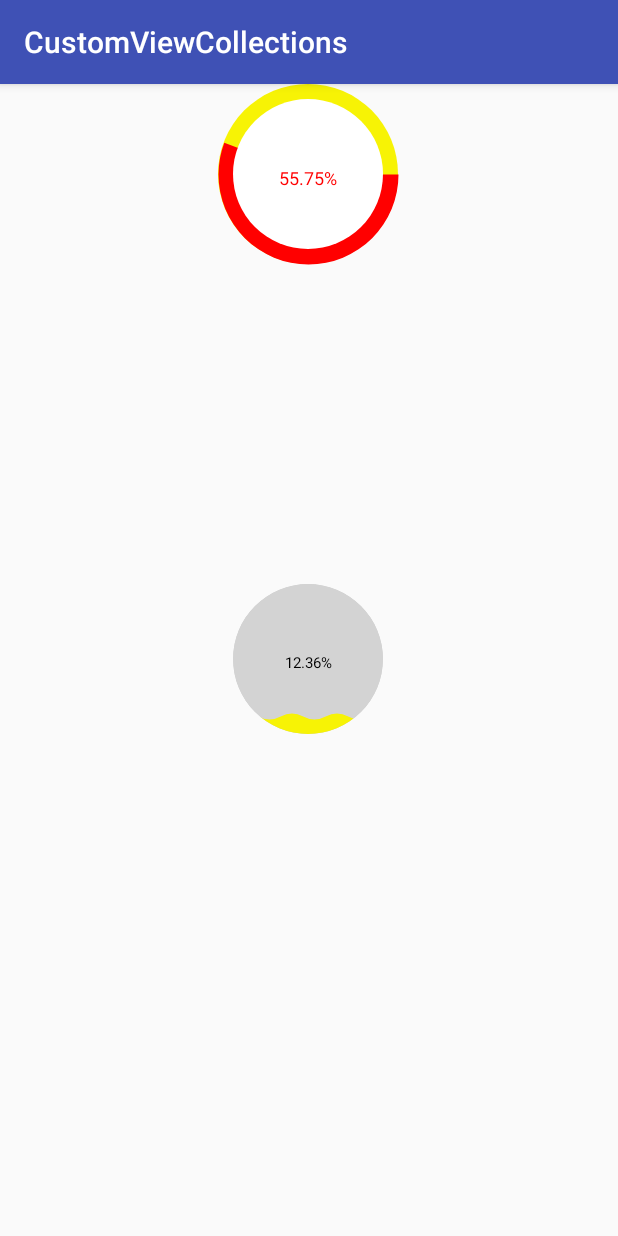
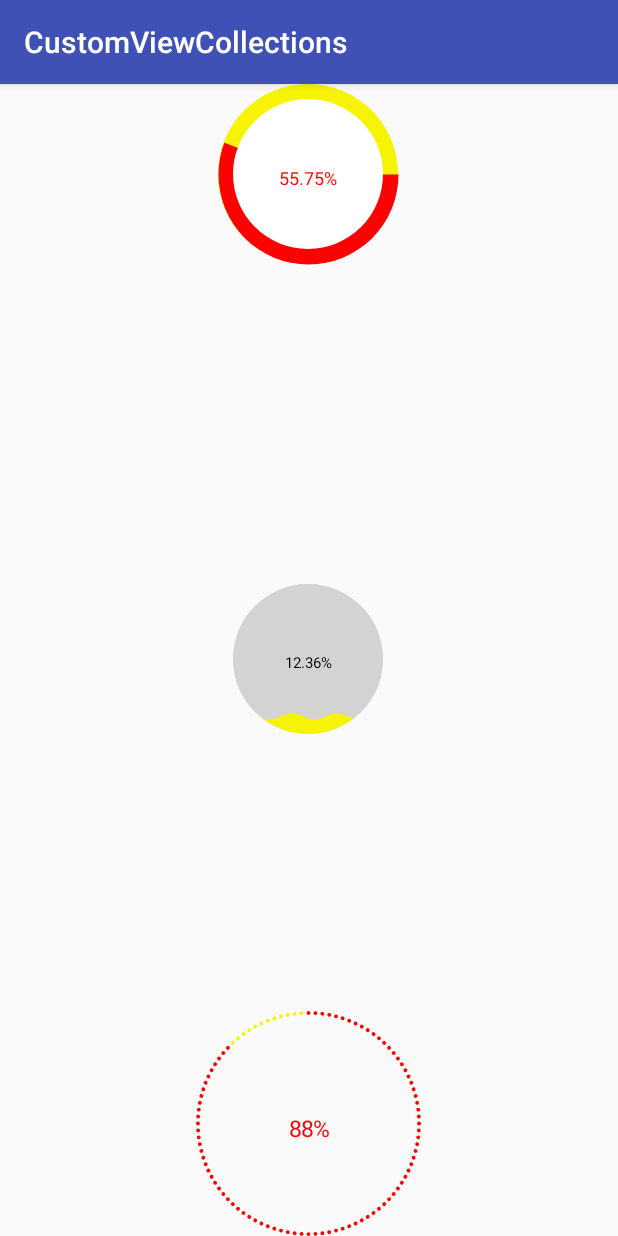
Before and after one commit to ckwcc/CustomViewCollections, an Android app: the LevelViewActivity screen opened directly, with no data from a screen before it, on a phone screen of 412 x 824 dp. Run offline under Robolectric (Android 15) with nearby library versions, the phone set to English and light mode, and no system bars.

Commit message:
new:添加CirclePointView,并更新README

```diff
--- /dev/null
+++ b/app/src/main/java/com/ckw/customviewcollections/level_view/CirclePointView.kt
@@ -0,0 +1,134 @@
+package com.ckw.customviewcollections.level_view
+
+import android.content.Context
+import android.graphics.Canvas
+import android.graphics.Color
+import android.graphics.Paint
+import android.util.AttributeSet
+import android.view.View
+import com.ckw.customviewcollections.R
+
+/**
+ * Created by ckw
+ * on 2018/6/22.
+ */
+class CirclePointView : View {
+
+    /*
+   * 控件整体的宽高
+   * */
+    private var mWidth = 0f
+    private var mHeight = 0f
+
+    private var mPointPaint: Paint? = null
+    private var mDefaultColor = Color.RED
+    private var mSelectedColor = Color.BLACK
+
+    private var mOuterCircleRadius = 100f
+    private var mPointRadius = 0f
+
+    private var mPercent = 0
+
+    private var mTextSize = 30f
+    private var mTextPaint: Paint? = null
+    private var mTextColor = Color.BLACK
+
+    constructor(context: Context?) : this(context,null)
+    constructor(context: Context?, attrs: AttributeSet?) : this(context, attrs,0)
+    constructor(context: Context?, attrs: AttributeSet?, defStyleAttr: Int) : super(context, attrs, defStyleAttr){
+        init(context!!,attrs!!)
+    }
+
+    private fun init(context: Context, attrs: AttributeSet) {
+        val typedArray = context.obtainStyledAttributes(attrs, R.styleable.CirclePointView)
+        mDefaultColor = typedArray.getColor(R.styleable.CirclePointView_circlePointDefColor,mDefaultColor)
+        mSelectedColor = typedArray.getColor(R.styleable.CirclePointView_circlePointAchieveColor,mSelectedColor)
+        mTextColor = typedArray.getColor(R.styleable.CirclePointView_circlePointTextColor,mTextColor)
+        mTextSize = typedArray.getDimension(R.styleable.CirclePointView_circlePointTextSize,mTextSize)
+        mPercent = typedArray.getInteger(R.styleable.CirclePointView_circlePointAchievePercent,mPercent)
+
+        mPointPaint = Paint(Paint.ANTI_ALIAS_FLAG)
+        mPointPaint!!.style = Paint.Style.FILL
+        mPointPaint!!.color = mSelectedColor
+
+        mTextPaint = Paint(Paint.ANTI_ALIAS_FLAG)
+        mTextPaint!!.style = Paint.Style.STROKE
+        mTextPaint!!.color = mTextColor
+        mTextPaint!!.textSize = mTextSize
+
+        typedArray.recycle()
+    }
+
+    override fun onMeasure(widthMeasureSpec: Int, heightMeasureSpec: Int) {
+        super.onMeasure(widthMeasureSpec, heightMeasureSpec)
+        val widthMode = MeasureSpec.getMode(widthMeasureSpec)
+        val heightMode = MeasureSpec.getMode(heightMeasureSpec)
+        val measureWidth = MeasureSpec.getSize(widthMeasureSpec)
+        val measureHeight = MeasureSpec.getSize(heightMeasureSpec)
+
+        when(widthMode){
+            MeasureSpec.EXACTLY ->{
+                mWidth = Math.min(measureWidth,measureHeight).toFloat()
+                mHeight = Math.min(measureWidth,measureHeight).toFloat()
+                setMeasuredDimension(mWidth.toInt(),mHeight.toInt())
+            }
+
+            MeasureSpec.AT_MOST -> {
+                mWidth = mOuterCircleRadius * 2
+                mHeight = mOuterCircleRadius * 2
+                setMeasuredDimension(mWidth.toInt(),mHeight.toInt())
+            }
+
+            MeasureSpec.UNSPECIFIED -> {
+
+            }
+        }
+    }
+
+    override fun onSizeChanged(w: Int, h: Int, oldw: Int, oldh: Int) {
+        super.onSizeChanged(w, h, oldw, oldh)
+        mWidth = w.toFloat()
+        mHeight = w.toFloat()
+    }
+
+    override fun onDraw(canvas: Canvas?) {
+        super.onDraw(canvas)
+
+        mOuterCircleRadius = mWidth.div(2)
+        //按照公式应该是0.9,360/200 = 1.8 每个圆占1.8度，1.8/2 = 0.9画出来圆点间隔有点大，就用了1.0
+        val sin1 = Math.sin(Math.toRadians(1.0))
+        mPointRadius = (sin1 * mOuterCircleRadius / (1 + sin1)).toFloat()
+
+        mPointPaint!!.color = mSelectedColor
+        for (index in 0 until mPercent){
+            canvas!!.drawCircle(mOuterCircleRadius,mPointRadius,mPointRadius,mPointPaint)
+            canvas.rotate(3.6f,mOuterCircleRadius,mOuterCircleRadius)
+        }
+
+        mPointPaint!!.color = mDefaultColor
+        for (index in mPercent until 100){
+            canvas!!.drawCircle(mOuterCircleRadius,mPointRadius,mPointRadius,mPointPaint)
+            canvas.rotate(3.6f,mOuterCircleRadius,mOuterCircleRadius)
+        }
+
+        val text = mPercent.toString().plus("%")
+        val textWidth = mTextPaint!!.measureText(text)
+        val textHeight = getFontHeight(mTextPaint!!)
+        canvas!!.drawText(text,
+                mOuterCircleRadius - textWidth.div(2),
+                mOuterCircleRadius + textHeight.div(2),
+                mTextPaint!!)
+    }
+
+    fun setAchievePercent(percent: Int) {
+        mPercent = percent
+        invalidate()
+    }
+
+    private fun getFontHeight(paint: Paint): Float {
+        val fm = paint.fontMetrics
+        return fm.descent - fm.ascent
+    }
+
+
+}
--- a/app/src/main/java/com/ckw/customviewcollections/level_view/CircleVerticalView.kt
+++ b/app/src/main/java/com/ckw/customviewcollections/level_view/CircleVerticalView.kt
@@ -138,7 +138,7 @@ class CircleVerticalView : View{
         val centerX = mWidth.div(2).toFloat()
         val centerY = mHeight.div(2).toFloat()
 
-        var text = String.format("%.2f",mProgressHeight.div(mViewRadius * 2) * 100).plus("%")
+        val text = String.format("%.2f",mProgressHeight.div(mViewRadius * 2) * 100).plus("%")
         val textWidth = mTextPaint!!.measureText(text)
         val textHeight = getFontHeight(mTextPaint!!)
         canvas!!.drawText(text,
--- a/app/src/main/java/com/ckw/customviewcollections/level_view/LevelViewActivity.kt
+++ b/app/src/main/java/com/ckw/customviewcollections/level_view/LevelViewActivity.kt
@@ -26,5 +26,8 @@ class LevelViewActivity : AppCompatActivity() {
         val circleVerticalView = findViewById<CircleVerticalView>(R.id.circle_vertical_view)
         circleVerticalView.setVerticalProgress(50f)
         circleVerticalView.start()
+
+        val circlePointView = findViewById<CirclePointView>(R.id.circle_point_view)
+        circlePointView.setAchievePercent(88)
     }
 }
--- a/app/src/main/res/layout/activity_level_view.xml
+++ b/app/src/main/res/layout/activity_level_view.xml
@@ -38,4 +38,16 @@
         app:waveColor="@color/colorYellow"
          />
 
+    <com.ckw.customviewcollections.level_view.CirclePointView
+        android:id="@+id/circle_point_view"
+        android:layout_alignParentBottom="true"
+        android:layout_centerHorizontal="true"
+        app:circlePointDefColor="@color/colorYellow"
+        app:circlePointAchieveColor="@color/colorRed"
+        app:circlePointAchievePercent="60"
+        app:circlePointTextColor="@color/colorRed"
+        app:circlePointTextSize="15sp"
+        android:layout_width="150dp"
+        android:layout_height="150dp" />
+
 </RelativeLayout>
--- a/app/src/main/res/values/attrs.xml
+++ b/app/src/main/res/values/attrs.xml
@@ -68,4 +68,12 @@
         <attr name="barPlayingState" format="boolean"/>
     </declare-styleable>
 
+    <declare-styleable name="CirclePointView">
+        <attr name="circlePointDefColor" format="color"/>
+        <attr name="circlePointAchieveColor" format="color"/>
+        <attr name="circlePointTextColor" format="color"/>
+        <attr name="circlePointTextSize" format="dimension"/>
+        <attr name="circlePointAchievePercent" format="integer"/>
+    </declare-styleable>
+
 </resources>
```
Also changed, not shown: 2 other files.
